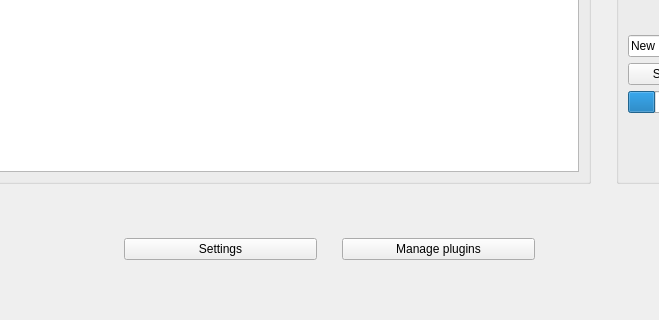
SwitcherForGames/switcher, file res/layout/main_window.ui: the form before one commit; both pictures show x 103 to 762 and y 380 to 700 of the 865 by 700 pixel window.
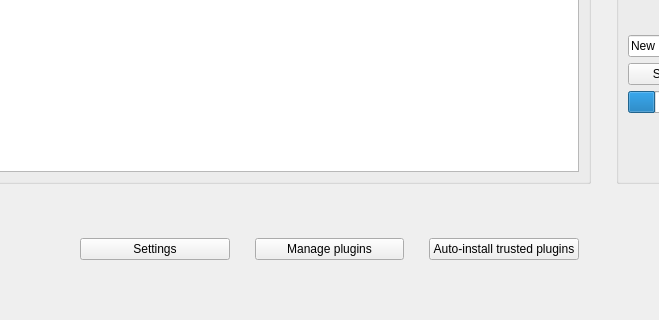
The form after the commit.

Commit message: Add button to auto-install plugins

```diff
--- a/res/layout/main_window.ui
+++ b/res/layout/main_window.ui
@@ -183,6 +183,13 @@
           </property>
          </widget>
         </item>
+        <item>
+         <widget class="QPushButton" name="btn_autoinstall">
+          <property name="text">
+           <string>Auto-install trusted plugins</string>
+          </property>
+         </widget>
+        </item>
         <item>
          <widget class="QWidget" name="widget_3" native="true"/>
         </item>
```
Left out of the diff: 2 changed lines with no effect on the pictures. The commit also changes 6 other files.
